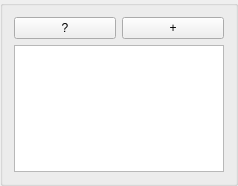
First picture: the form in TestMyWidget/groupboxcommand.ui, repository DizelforClaSS/Qt-project, before the edit.
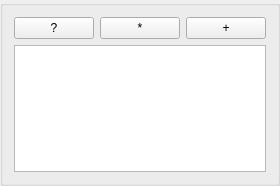
Second picture: the form after the edit.

Patch:
```diff
--- a/TestMyWidget/groupboxcommand.ui
+++ b/TestMyWidget/groupboxcommand.ui
@@ -20,6 +20,20 @@
    <string>GroupBox</string>
   </property>
   <layout class="QGridLayout" name="gridLayout">
+   <item row="1" column="0" colspan="3">
+    <widget class="QTextEdit" name="text">
+     <property name="readOnly">
+      <bool>true</bool>
+     </property>
+    </widget>
+   </item>
+   <item row="0" column="2">
+    <widget class="QPushButton" name="plusb">
+     <property name="text">
+      <string>+</string>
+     </property>
+    </widget>
+   </item>
    <item row="0" column="0">
     <widget class="QPushButton" name="descb">
      <property name="text">
@@ -28,16 +42,9 @@
     </widget>
    </item>
    <item row="0" column="1">
-    <widget class="QPushButton" name="plusb">
+    <widget class="QPushButton" name="constructorB">
      <property name="text">
-      <string>+</string>
-     </property>
-    </widget>
-   </item>
-   <item row="1" column="0" colspan="2">
-    <widget class="QTextEdit" name="text">
-     <property name="readOnly">
-      <bool>true</bool>
+      <string>*</string>
      </property>
     </widget>
    </item>
```
